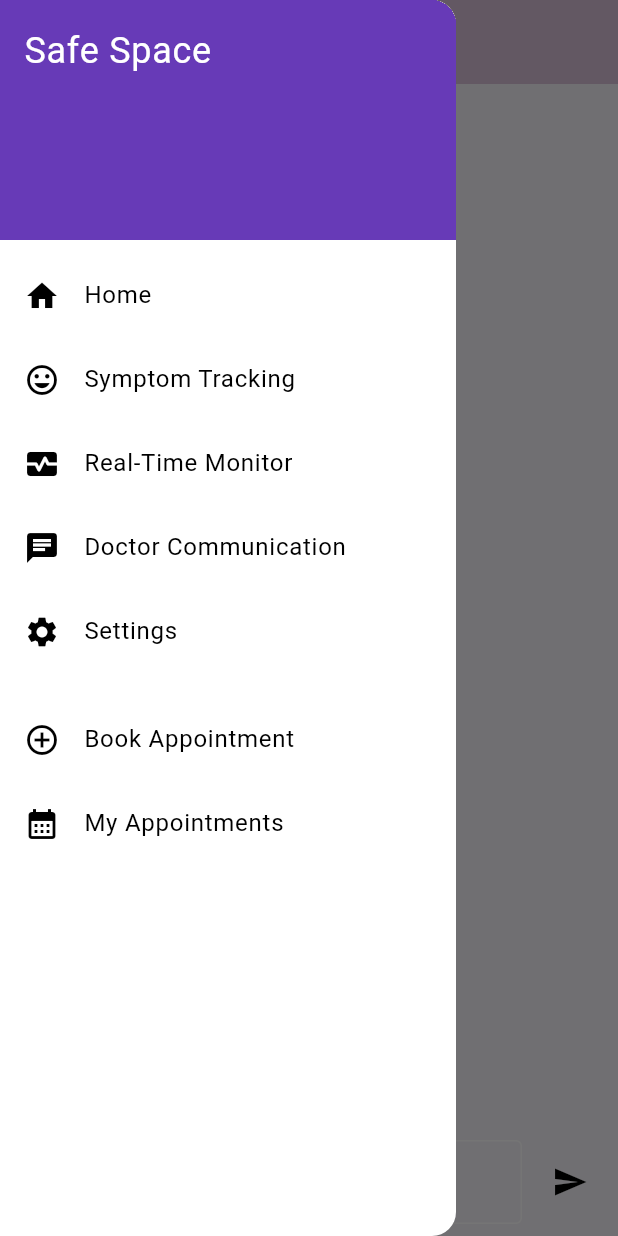
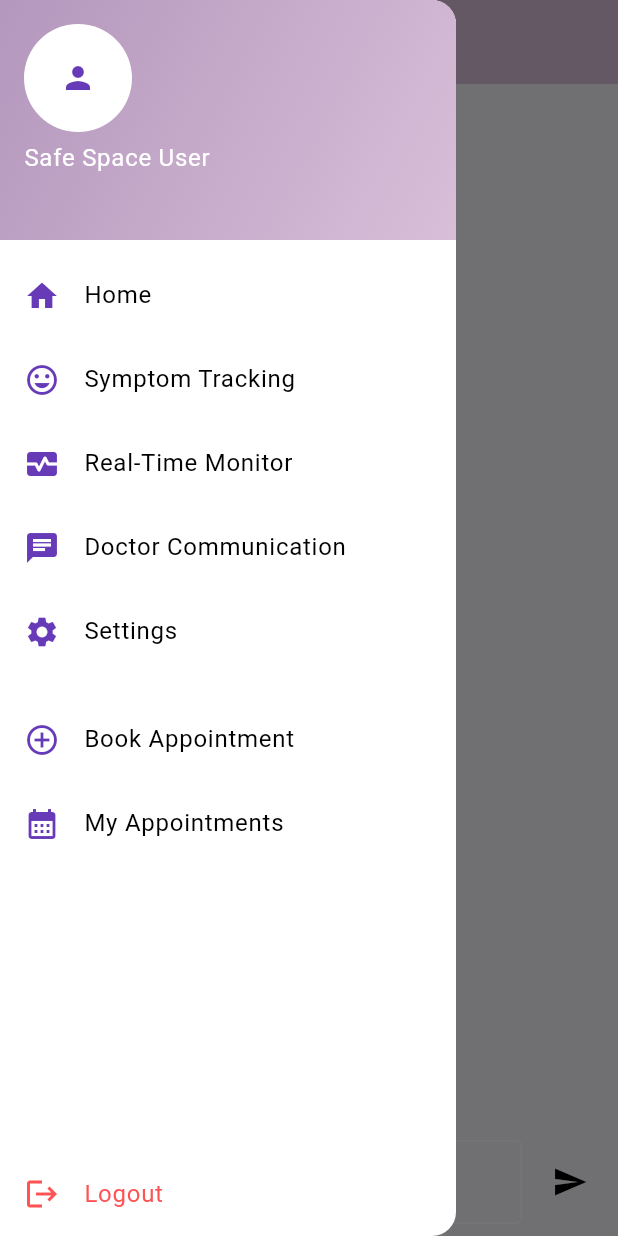
Before and after one commit to Ba-jx/safespace, a Flutter app: the DoctorCommunicationScreen screen opened by its route, with the side drawer open, on a phone screen of 412 x 824 dp. Run offline on Flutter 3.47's test engine with Material 3 defaults, Android fonts, the phone set to English and light mode, and no system bars; our stand-ins replace cloud_firestore, firebase_auth, firebase_core, table_calendar; accounts and stored records are empty.

Commit message:
Update custom_drawer.dart

```diff
--- a/lib/widgets/custom_drawer.dart
+++ b/lib/widgets/custom_drawer.dart
@@ -1,5 +1,5 @@
-
 import 'package:flutter/material.dart';
+import 'package:firebase_auth/firebase_auth.dart';
 
 class CustomDrawer extends StatelessWidget {
   const CustomDrawer({super.key});
@@ -7,51 +7,94 @@ class CustomDrawer extends StatelessWidget {
   @override
   Widget build(BuildContext context) {
     return Drawer(
-      child: ListView(
-        padding: EdgeInsets.zero,
+      child: Column(
         children: [
-          const DrawerHeader(
-            decoration: BoxDecoration(color: Colors.deepPurple),
-            child: Text('Safe Space', style: TextStyle(color: Colors.white, fontSize: 24)),
+          UserAccountsDrawerHeader(
+            decoration: const BoxDecoration(
+              gradient: LinearGradient(
+                colors: [Color(0xFFB497BD), Color(0xFFD8BFD8)],
+                begin: Alignment.topLeft,
+                end: Alignment.bottomRight,
+              ),
+            ),
+            accountName: const Text("Safe Space User"),
+            accountEmail: Text(FirebaseAuth.instance.currentUser?.email ?? ''),
+            currentAccountPicture: const CircleAvatar(
+              backgroundColor: Colors.white,
+              child: Icon(Icons.person, color: Colors.deepPurple),
+            ),
           ),
-          ListTile(
-            leading: const Icon(Icons.home),
-            title: const Text('Home'),
-            onTap: () => Navigator.pushNamed(context, '/home'),
-          ),
-          ListTile(
-            leading: const Icon(Icons.mood),
-            title: const Text('Symptom Tracking'),
-            onTap: () => Navigator.pushNamed(context, '/symptom-tracking'),
-          ),
-          ListTile(
-            leading: const Icon(Icons.monitor_heart),
-            title: const Text('Real-Time Monitor'),
-            onTap: () => Navigator.pushNamed(context, '/real-time-monitor'),
-          ),
-          ListTile(
-            leading: const Icon(Icons.chat),
-            title: const Text('Doctor Communication'),
-            onTap: () => Navigator.pushNamed(context, '/doctor-communication'),
-          ),
-          ListTile(
-            leading: const Icon(Icons.settings),
-            title: const Text('Settings'),
-            onTap: () => Navigator.pushNamed(context, '/settings'),
+          Expanded(
+            child: ListView(
+              children: [
+                _drawerItem(
+                  context,
+                  icon: Icons.home,
+                  text: 'Home',
+                  route: '/home',
+                ),
+                _drawerItem(
+                  context,
+                  icon: Icons.mood,
+                  text: 'Symptom Tracking',
+                  route: '/symptom-tracking',
+                ),
+                _drawerItem(
+                  context,
+                  icon: Icons.monitor_heart,
+                  text: 'Real-Time Monitor',
+                  route: '/real-time-monitor',
+                ),
+                _drawerItem(
+                  context,
+                  icon: Icons.chat,
+                  text: 'Doctor Communication',
+                  route: '/doctor-communication',
+                ),
+                _drawerItem(
+                  context,
+                  icon: Icons.settings,
+                  text: 'Settings',
+                  route: '/settings',
+                ),
+                const Divider(),
+                _drawerItem(
+                  context,
+                  icon: Icons.add_circle_outline,
+                  text: 'Book Appointment',
+                  route: '/appointments/book',
+                ),
+                _drawerItem(
+                  context,
+                  icon: Icons.calendar_month,
+                  text: 'My Appointments',
+                  route: '/appointments/list',
+                ),
+              ],
+            ),
           ),
           const Divider(),
           ListTile(
-            leading: const Icon(Icons.add_circle_outline),
-            title: const Text('Book Appointment'),
-            onTap: () => Navigator.pushNamed(context, '/appointments/book'),
-          ),
-          ListTile(
-            leading: const Icon(Icons.calendar_month),
-            title: const Text('My Appointments'),
-            onTap: () => Navigator.pushNamed(context, '/appointments/list'),
+            leading: const Icon(Icons.logout, color: Colors.redAccent),
+            title: const Text('Logout', style: TextStyle(color: Colors.redAccent)),
+            onTap: () async {
+              await FirebaseAuth.instance.signOut();
+              Navigator.pushNamedAndRemoveUntil(context, '/login', (route) => false);
+            },
           ),
         ],
       ),
     );
   }
+
+  Widget _drawerItem(BuildContext context,
+      {required IconData icon, required String text, required String route}) {
+    return ListTile(
+      leading: Icon(icon, color: Colors.deepPurple),
+      title: Text(text),
+      onTap: () {
+        Navigator.pushNamed(context, route);
+      },
+    );
+  }
 }
```
